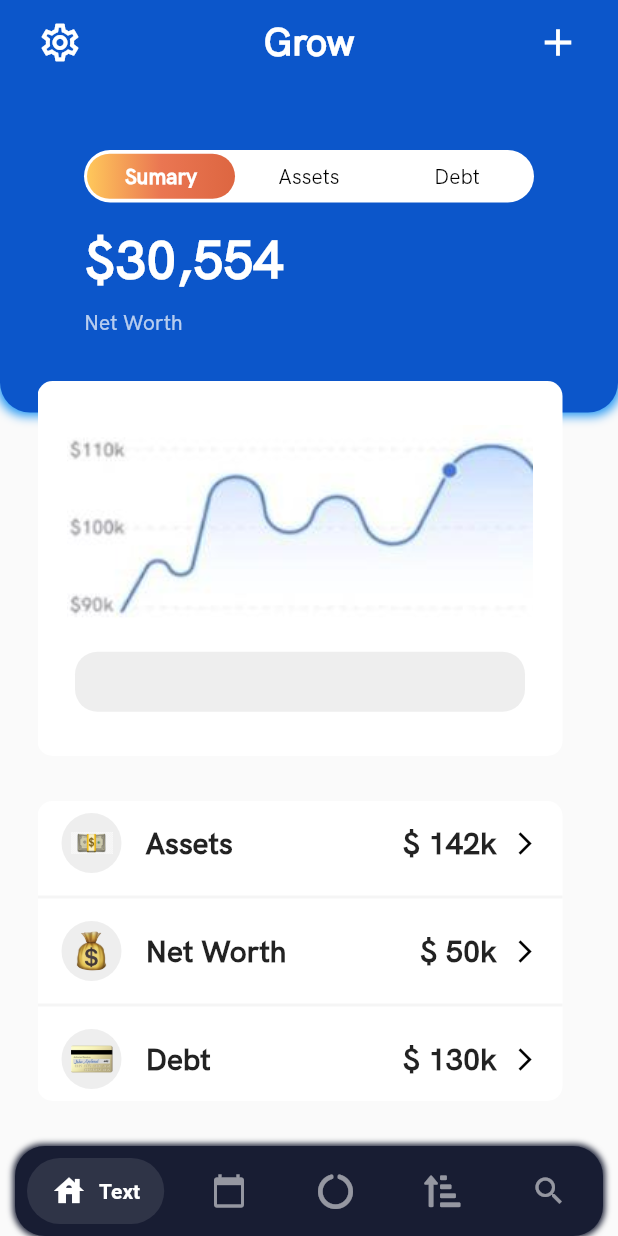
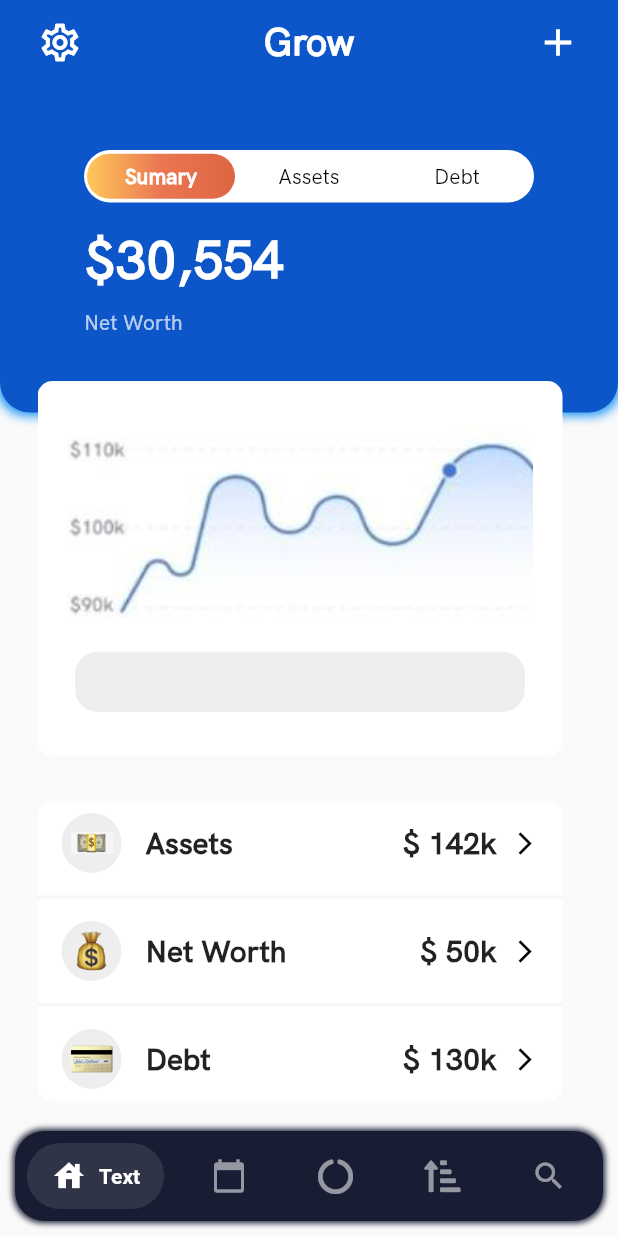
Before and after one commit to pedrooruass/PJ_Challenge_1, a Flutter app: the screen it shows after launch, on a phone screen of 412 x 824 dp. Run offline on Flutter 3.47's test engine with Material 2 defaults, Android fonts, the phone set to English and light mode, and no system bars; drawn by our look-alikes of salomon_bottom_bar; our stand-ins replace font_awesome_flutter.

Commit message:
Solving for android

```diff
--- a/lib/app/core/pages/main_screen/main_screen.dart
+++ b/lib/app/core/pages/main_screen/main_screen.dart
@@ -111,7 +111,7 @@ class _MainScreenState extends State<MainScreen> {
         // ),
         bottomNavigationBar: SafeArea(
           child: Container(
-            margin: EdgeInsets.symmetric(horizontal: 10),
+            margin: EdgeInsets.only(left: 10, right: 10, bottom: 10),
             decoration: BoxDecoration(
                 color: AppColors.bottomColor,
                 borderRadius: BorderRadius.circular(20),
```
